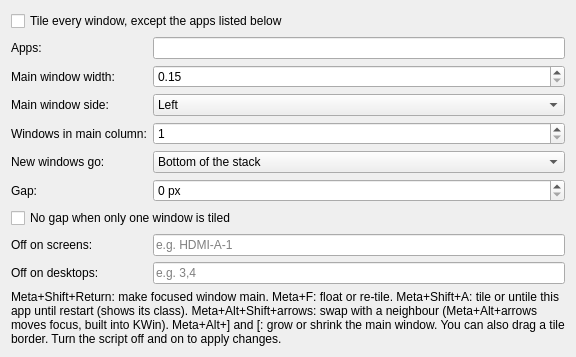
First picture: the form in package/contents/ui/config.ui, repository aic0d3r/stacklet, before the edit.
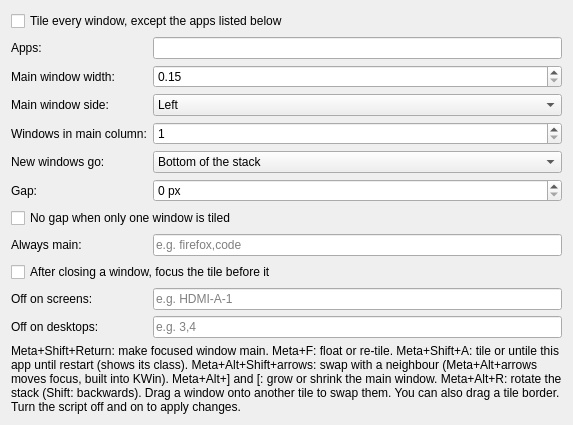
Second picture: the form after the edit.

Commit message: Add drag-to-swap, stack rotation, always-main apps, focus after close

The edit to the form file:
```diff
--- a/package/contents/ui/config.ui
+++ b/package/contents/ui/config.ui
@@ -90,31 +90,48 @@
     </widget>
    </item>
    <item row="8" column="0">
+    <widget class="QLabel" name="mainClassesLabel">
+     <property name="text"><string>Always main:</string></property>
+     <property name="buddy"><cstring>kcfg_mainClasses</cstring></property>
+    </widget>
+   </item>
+   <item row="8" column="1">
+    <widget class="QLineEdit" name="kcfg_mainClasses">
+     <property name="placeholderText"><string>e.g. firefox,code</string></property>
+     <property name="toolTip"><string>Apps (window classes) that always take the main slot; everything else stacks beside them.</string></property>
+    </widget>
+   </item>
+   <item row="9" column="0" colspan="2">
+    <widget class="QCheckBox" name="kcfg_focusAfterClose">
+     <property name="text"><string>After closing a window, focus the tile before it</string></property>
+    </widget>
+   </item>
+   <item row="10" column="0">
     <widget class="QLabel" name="screensLabel">
      <property name="text"><string>Off on screens:</string></property>
      <property name="buddy"><cstring>kcfg_disabledScreens</cstring></property>
     </widget>
    </item>
-   <item row="8" column="1">
+   <item row="10" column="1">
     <widget class="QLineEdit" name="kcfg_disabledScreens">
      <property name="placeholderText"><string>e.g. HDMI-A-1</string></property>
     </widget>
    </item>
-   <item row="9" column="0">
+   <item row="11" column="0">
     <widget class="QLabel" name="desktopsLabel">
      <property name="text"><string>Off on desktops:</string></property>
      <property name="buddy"><cstring>kcfg_disabledDesktops</cstring></property>
     </widget>
    </item>
-   <item row="9" column="1">
+   <item row="11" column="1">
     <widget class="QLineEdit" name="kcfg_disabledDesktops">
      <property name="placeholderText"><string>e.g. 3,4</string></property>
     </widget>
    </item>
-   <item row="10" column="0" colspan="2">
+   <item row="12" column="0" colspan="2">
     <widget class="QLabel" name="hint">
      <property name="wordWrap"><bool>true</bool></property>
-     <property name="text"><string>Meta+Shift+Return: make focused window main. Meta+F: float or re-tile. Meta+Shift+A: tile or untile this app until restart (shows its class). Meta+Alt+Shift+arrows: swap with a neighbour (Meta+Alt+arrows moves focus, built into KWin). Meta+Alt+] and [: grow or shrink the main window. You can also drag a tile border. Turn the script off and on to apply changes.</string></property>
+     <property name="text"><string>Meta+Shift+Return: make focused window main. Meta+F: float or re-tile. Meta+Shift+A: tile or untile this app until restart (shows its class). Meta+Alt+Shift+arrows: swap with a neighbour (Meta+Alt+arrows moves focus, built into KWin). Meta+Alt+] and [: grow or shrink the main window. Meta+Alt+R: rotate the stack (Shift: backwards). Drag a window onto another tile to swap them. You can also drag a tile border. Turn the script off and on to apply changes.</string></property>
     </widget>
    </item>
   </layout>
```
The commit also changes 3 other files.
